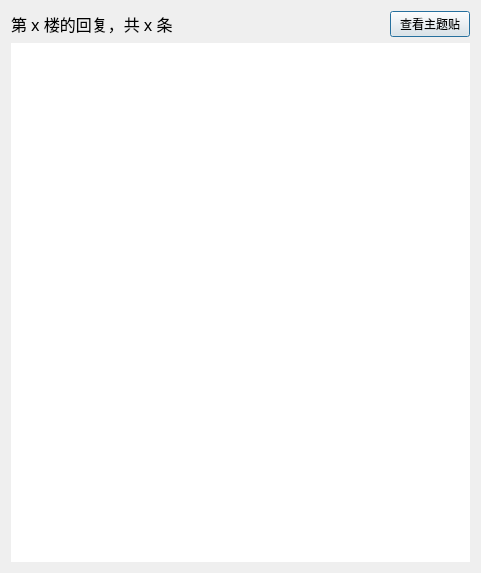
First picture: the form in src/resf/reply_comments.ui, repository clb-128258/TiebaDesktop, before the edit.
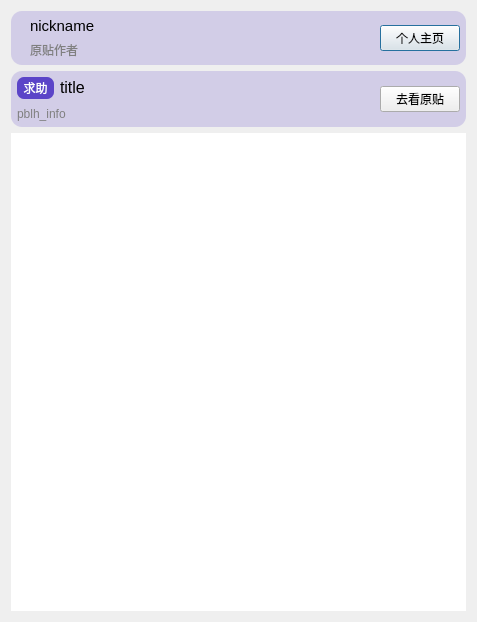
Second picture: the form after the edit.

Commit message: feat(ReplySubComments): 顶部显示主题信息

Patch:
```diff
--- a/src/resf/reply_comments.ui
+++ b/src/resf/reply_comments.ui
@@ -6,41 +6,224 @@
    <rect>
     <x>0</x>
     <y>0</y>
-    <width>481</width>
-    <height>573</height>
+    <width>477</width>
+    <height>622</height>
    </rect>
   </property>
   <property name="windowTitle">
    <string>楼中楼回复</string>
   </property>
-  <layout class="QGridLayout" name="gridLayout" rowstretch="0,0,0" columnstretch="0,0,0">
-   <item row="1" column="1">
-    <spacer name="horizontalSpacer">
-     <property name="orientation">
-      <enum>Qt::Horizontal</enum>
+  <layout class="QGridLayout" name="gridLayout_4">
+   <item row="0" column="0">
+    <widget class="QFrame" name="frame_3">
+     <property name="frameShape">
+      <enum>QFrame::NoFrame</enum>
      </property>
-     <property name="sizeHint" stdset="0">
-      <size>
-       <width>40</width>
-       <height>20</height>
-      </size>
+     <property name="frameShadow">
+      <enum>QFrame::Raised</enum>
      </property>
-    </spacer>
+     <layout class="QGridLayout" name="gridLayout_3">
+      <property name="leftMargin">
+       <number>0</number>
+      </property>
+      <property name="topMargin">
+       <number>0</number>
+      </property>
+      <property name="rightMargin">
+       <number>0</number>
+      </property>
+      <property name="bottomMargin">
+       <number>0</number>
+      </property>
+      <item row="0" column="0">
+       <widget class="QFrame" name="frame">
+        <property name="styleSheet">
+         <string notr="true">QFrame#frame{
+    border-radius: 11px;
+	background-color: rgba(91, 68, 200, 50);
+}</string>
+        </property>
+        <property name="frameShape">
+         <enum>QFrame::NoFrame</enum>
+        </property>
+        <property name="frameShadow">
+         <enum>QFrame::Raised</enum>
+        </property>
+        <layout class="QGridLayout" name="gridLayout_2" columnstretch="1,0">
+         <property name="leftMargin">
+          <number>6</number>
+         </property>
+         <property name="topMargin">
+          <number>6</number>
+         </property>
+         <property name="rightMargin">
+          <number>6</number>
+         </property>
+         <property name="bottomMargin">
+          <number>6</number>
+         </property>
+         <item row="0" column="0">
+          <layout class="QGridLayout" name="gridLayout_5" columnstretch="0,1">
+           <item row="0" column="1">
+            <widget class="QLabel" name="label_3">
+             <property name="font">
+              <font>
+               <pointsize>11</pointsize>
+              </font>
+             </property>
+             <property name="text">
+              <string>nickname</string>
+             </property>
+             <property name="wordWrap">
+              <bool>true</bool>
+             </property>
+            </widget>
+           </item>
+           <item row="1" column="1">
+            <widget class="QLabel" name="label_9">
+             <property name="styleSheet">
+              <string notr="true">QLabel{
+	color: grey;
+}</string>
+             </property>
+             <property name="text">
+              <string>原贴作者</string>
+             </property>
+             <property name="wordWrap">
+              <bool>true</bool>
+             </property>
+            </widget>
+           </item>
+           <item row="0" column="0" rowspan="2">
+            <widget class="QLabel" name="label_2">
+             <property name="text">
+              <string/>
+             </property>
+            </widget>
+           </item>
+          </layout>
+         </item>
+         <item row="0" column="1">
+          <widget class="QPushButton" name="pushButton_2">
+           <property name="text">
+            <string>个人主页</string>
+           </property>
+          </widget>
+         </item>
+        </layout>
+       </widget>
+      </item>
+      <item row="1" column="0">
+       <widget class="QFrame" name="frame_2">
+        <property name="styleSheet">
+         <string notr="true">QFrame#frame_2{
+    border-radius: 11px;
+	background-color: rgba(91, 68, 200, 50);
+}</string>
+        </property>
+        <layout class="QGridLayout" name="gridLayout" rowstretch="0,0" columnstretch="1,0,0,0">
+         <property name="leftMargin">
+          <number>6</number>
+         </property>
+         <property name="topMargin">
+          <number>6</number>
+         </property>
+         <property name="rightMargin">
+          <number>6</number>
+         </property>
+         <property name="bottomMargin">
+          <number>6</number>
+         </property>
+         <property name="verticalSpacing">
+          <number>8</number>
+         </property>
+         <item row="1" column="0" colspan="3">
+          <widget class="QLabel" name="label_7">
+           <property name="styleSheet">
+            <string notr="true">QLabel{
+	color: grey;
+}</string>
+           </property>
+           <property name="text">
+            <string>pblh_info</string>
+           </property>
+           <property name="wordWrap">
+            <bool>true</bool>
+           </property>
+          </widget>
+         </item>
+         <item row="0" column="3" rowspan="2">
+          <widget class="QPushButton" name="pushButton">
+           <property name="text">
+            <string>去看原贴</string>
+           </property>
+          </widget>
+         </item>
+         <item row="0" column="0" colspan="3">
+          <layout class="QHBoxLayout" name="horizontalLayout_2" stretch="0,1">
+           <property name="spacing">
+            <number>6</number>
+           </property>
+           <item>
+            <widget class="QLabel" name="label_8">
+             <property name="minimumSize">
+              <size>
+               <width>37</width>
+               <height>22</height>
+              </size>
+             </property>
+             <property name="maximumSize">
+              <size>
+               <width>37</width>
+               <height>22</height>
+              </size>
+             </property>
+             <property name="toolTip">
+              <string>在求助贴下回贴，一次经验 +6。</string>
+             </property>
+             <property name="styleSheet">
+              <string notr="true">QLabel{
+	background-color: rgb(91, 68, 200);
+	color: rgb(255, 255, 255);
+	border-radius: 7px;
+}
+</string>
+             </property>
+             <property name="text">
+              <string>求助</string>
+             </property>
+             <property name="alignment">
+              <set>Qt::AlignCenter</set>
+             </property>
+            </widget>
+           </item>
+           <item>
+            <widget class="QLabel" name="label_5">
+             <property name="font">
+              <font>
+               <pointsize>12</pointsize>
+              </font>
+             </property>
+             <property name="text">
+              <string>title</string>
+             </property>
+             <property name="wordWrap">
+              <bool>true</bool>
+             </property>
+             <property name="textInteractionFlags">
+              <set>Qt::TextBrowserInteraction</set>
+             </property>
+            </widget>
+           </item>
+          </layout>
+         </item>
+        </layout>
+       </widget>
+      </item>
+     </layout>
+    </widget>
    </item>
    <item row="1" column="0">
-    <widget class="QLabel" name="label">
-     <property name="font">
-      <font>
-       <family>微软雅黑</family>
-       <pointsize>12</pointsize>
-      </font>
-     </property>
-     <property name="text">
-      <string>第 x 楼的回复，共 x 条</string>
-     </property>
-    </widget>
-   </item>
-   <item row="2" column="0" colspan="3">
     <widget class="QListWidget" name="listWidget">
      <property name="frameShape">
       <enum>QFrame::NoFrame</enum>
@@ -62,13 +245,6 @@
      </property>
     </widget>
    </item>
-   <item row="1" column="2">
-    <widget class="QPushButton" name="pushButton">
-     <property name="text">
-      <string>查看主题贴</string>
-     </property>
-    </widget>
-   </item>
   </layout>
  </widget>
  <resources/>
```
The commit also changes 2 other files.
